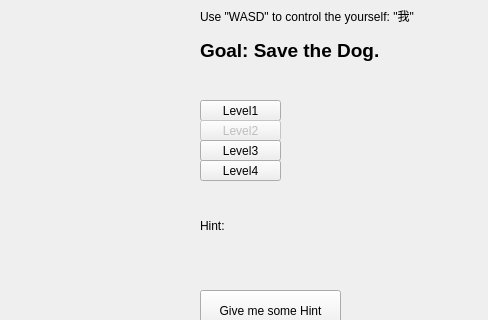
Before: the Qt Designer form mastermainwindow.ui in UofU-CS3505/cs3505-assignment9-KingsleyCRS, drawn with Qt 5; both pictures show x 400 to 888 and y 0 to 320 of the 888 by 691 pixel window.
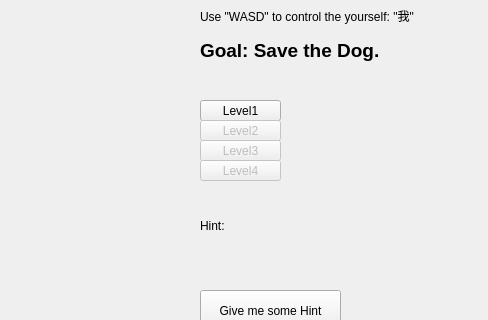
After: the same form once the commit is applied. Custom widgets are drawn as their Qt base class.

Diff of the .ui file:
```diff
--- a/mastermainwindow.ui
+++ b/mastermainwindow.ui
@@ -90,7 +90,7 @@
     </widget>
     <widget class="QPushButton" name="Level3Button">
      <property name="enabled">
-      <bool>true</bool>
+      <bool>false</bool>
      </property>
      <property name="geometry">
       <rect>
@@ -106,7 +106,7 @@
     </widget>
     <widget class="QPushButton" name="Level4Button">
      <property name="enabled">
-      <bool>true</bool>
+      <bool>false</bool>
      </property>
      <property name="geometry">
       <rect>
```
